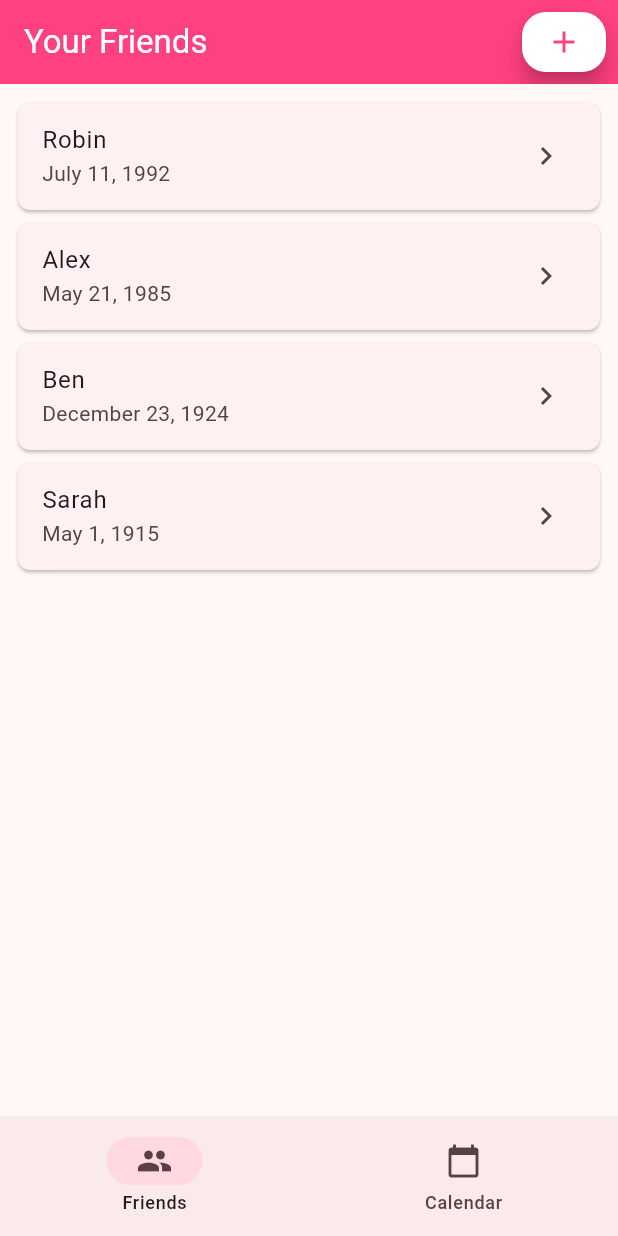
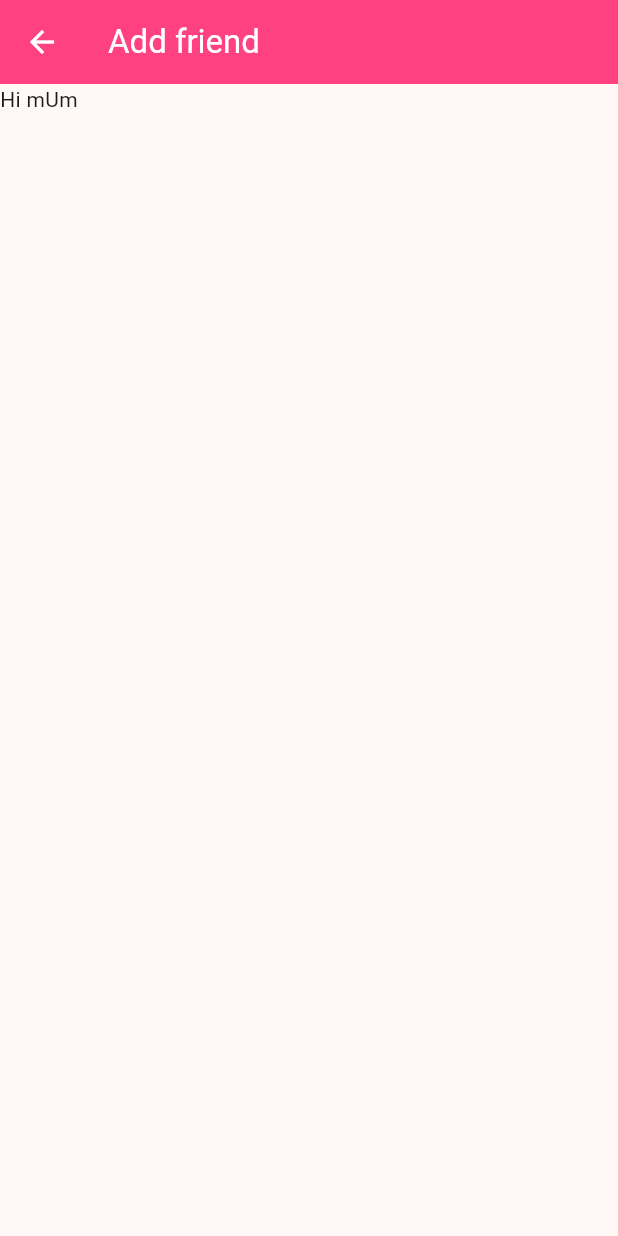
Before and after one commit to RobinKlim/birthday_planer, a Flutter app: the screen it shows after launch, after a tap on the "add" icon, on a phone screen of 412 x 824 dp. Run offline on Flutter 3.47's test engine with Material 3 defaults, Android fonts, the phone set to English and light mode, and no system bars.

Commit message:
add friend page added

```diff
--- /dev/null
+++ b/lib/pages/add_friend_page.dart
@@ -0,0 +1,27 @@
+import 'package:flutter/material.dart';
+import 'package:flutter/rendering.dart';
+import 'package:flutter/widgets.dart';
+import 'package:birthday_planer/models/friend.dart';
+
+class AddFriendPage extends StatefulWidget {
+  @override
+  State<AddFriendPage> createState() => _AddFriendPageState();
+}
+
+class _AddFriendPageState extends State<AddFriendPage> {
+  @override
+  Widget build(BuildContext context) {
+    final Friend friend;
+
+    return Scaffold(
+      appBar: AppBar(
+        title: Text('Add friend'),
+        backgroundColor: Theme.of(context).colorScheme.primary,
+        foregroundColor: Theme.of(context).colorScheme.onPrimary,
+      ),
+      body: SafeArea(
+        child: Text('Hi mUm'),
+      ),
+    );
+  }
+}
--- a/lib/pages/friends_list_page.dart
+++ b/lib/pages/friends_list_page.dart
@@ -1,13 +1,14 @@
+import 'package:birthday_planer/pages/add_friend_page.dart';
 import 'package:flutter/material.dart';
 import 'package:birthday_planer/widgets/list_item.dart';
 import 'package:birthday_planer/models/friend.dart';
 
-class FriendsList extends StatefulWidget {
+class FriendsListPage extends StatefulWidget {
   @override
-  State<FriendsList> createState() => _FriendsListState();
+  State<FriendsListPage> createState() => _FriendsListPageState();
 }
 
-class _FriendsListState extends State<FriendsList> {
+class _FriendsListPageState extends State<FriendsListPage> {
   @override
   Widget build(BuildContext context) {
     final List<Friend> friends = [
@@ -31,7 +32,12 @@ class _FriendsListState extends State<FriendsList> {
                   shape: BoxShape.circle,
                 ),
                 child: FloatingActionButton(
-                  onPressed: () => print("hi"),
+                  onPressed: () {
+                    Navigator.push(
+                      context,
+                      MaterialPageRoute(builder: (context) => AddFriendPage()),
+                    );
+                  },
                   backgroundColor: Theme.of(context).colorScheme.onPrimary,
                   child: Icon(Icons.add,
                       color: Theme.of(context).colorScheme.primary),
--- a/lib/widgets/list_item.dart
+++ b/lib/widgets/list_item.dart
@@ -10,6 +10,7 @@ class ListItem extends StatelessWidget {
   @override
   Widget build(BuildContext context) {
     return Card(
+      color: Theme.of(context).colorScheme.onPrimary,
       shape: RoundedRectangleBorder(
         borderRadius: BorderRadius.circular(8.0), // Rounded corners
       ),
--- a/lib/widgets/navigation_widget.dart
+++ b/lib/widgets/navigation_widget.dart
@@ -34,7 +34,7 @@ class _NavigationWidgetState extends State<NavigationWidget> {
         ],
       ),
       body: <Widget>[
-        FriendsList(),
+        FriendsListPage(),
         CalendarPage(),
       ][currentPageIndex],
     );
```
